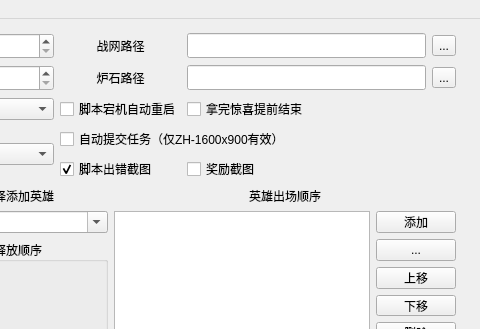
Before: the Qt Designer form ui/main_chs.ui in zhoubin-me/lushi_script, drawn with Qt 5; both pictures show x 120 to 600 and y 0 to 329 of the 600 by 464 pixel window.
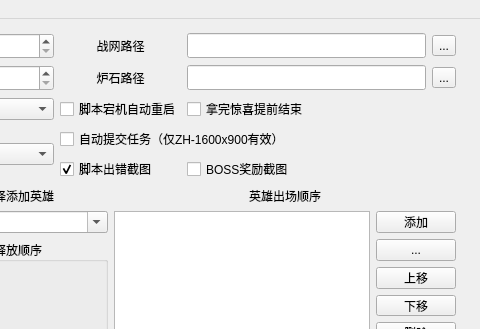
After: the same form once the commit is applied. Custom widgets are drawn as their Qt base class.

Commit message: 文案优化

Diff of the .ui file:
```diff
--- a/ui/main_chs.ui
+++ b/ui/main_chs.ui
@@ -633,7 +633,7 @@
            </font>
           </property>
           <property name="text">
-           <string>奖励截图</string>
+           <string>BOSS奖励截图</string>
           </property>
          </widget>
         </item>
```
The commit also changes 2 other files.
